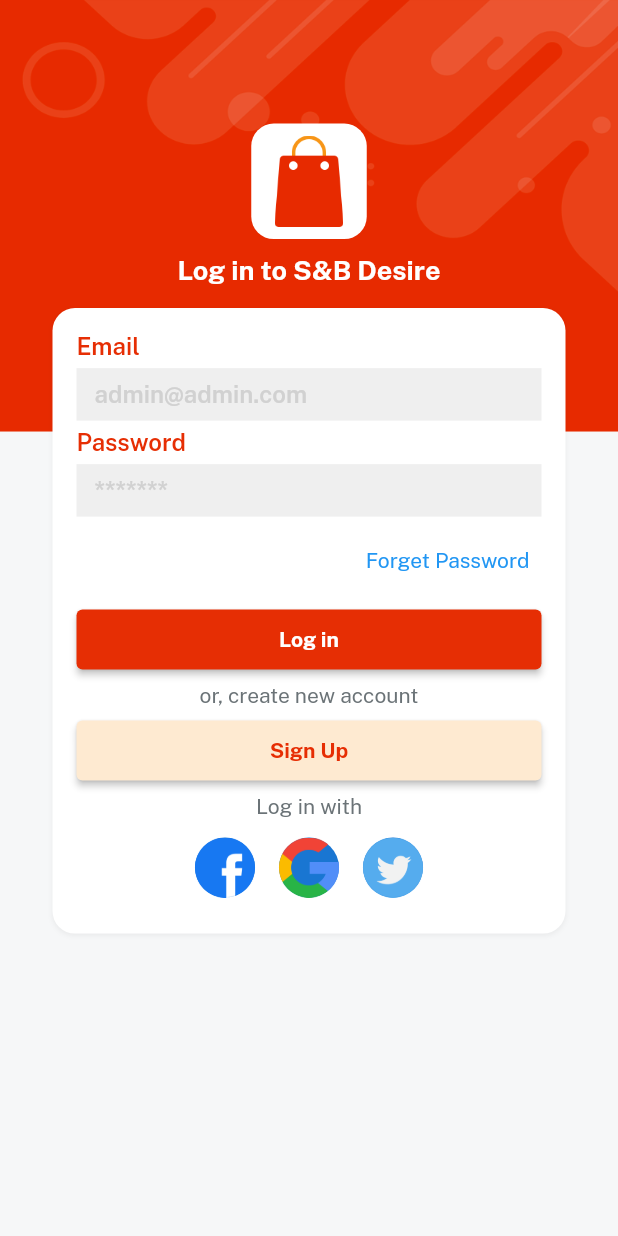
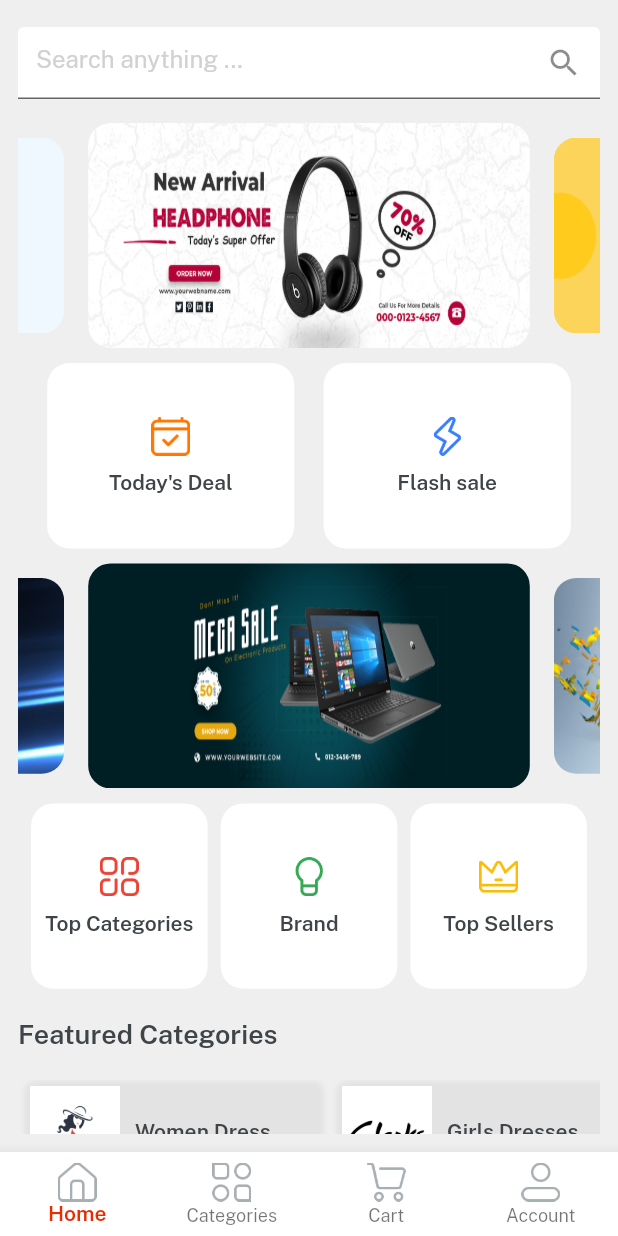
Before and after one commit to avinashbeaz/ecommerce-app, a Flutter app: the screen it shows after launch, after a tap on "Log in", on a phone screen of 412 x 824 dp. Run offline on Flutter 3.47's test engine with Material 2 defaults, Android fonts, the phone set to English and light mode, and no system bars; drawn by our look-alikes of velocity_x; our stand-ins replace get.

Commit message:
home screen ui done

```diff
--- a/lib/consts/lists.dart
+++ b/lib/consts/lists.dart
@@ -1,7 +1,13 @@
-import 'images.dart';
+import 'package:emart_app/consts/consts.dart';
 
 const socialIconList = [
   icFacebookLogo,
   icGoogleLogo,
   icTwitterLogo,
 ];
+const slidersList = [imgSlider1, imgSlider2, imgSlider3, imgSlider4];
+const secondSlidersList = [imgSs1, imgSs2, imgSs3, imgSs4];
+const featuredImages1 = [imgS1, imgS2, imgS3];
+const featuredImages2 = [imgS4, imgS5, imgS6];
+const featuredTitles1 = [womenDress, girlsDress, girlsWatches];
+const featuredTitles2 = [boysGlasses, mobilePhone, tShirts];
--- a/lib/consts/strings.dart
+++ b/lib/consts/strings.dart
@@ -16,3 +16,21 @@ const loginWith = "Log in with";
 const privacyPolicy = "Privacy Policy";
 const termAndCond = "Terms and Conditions";
 const alreadyHaveAccount = "Already have and account? ";
+const home = "Home",
+    categories = "Categories",
+    cart = "Cart",
+    account = "Account";
+const searchAnything = "Search anything ...",
+    todayDeal = "Today's Deal",
+    flashSale = "Flash sale",
+    topSellers = "Top Sellers",
+    brand = "Brand",
+    topCategories = "Top Categories",
+    womenDress = "Women Dress",
+    girlsWatches = "Girls Watches",
+    mobilePhone = "Mobile Phone",
+    boysGlasses = "Boys Glasses",
+    tShirts = "TShirts",
+    girlsDress = "Girls Dresses",
+    featuredProduct = "Featured Product",
+    featuredCategories = "Featured Categories";
--- /dev/null
+++ b/lib/controllers/home_controller.dart
@@ -0,0 +1,5 @@
+import 'package:get/get.dart';
+
+class HomeController extends GetxController {
+  var currentNavIndex = 0.obs;
+}
--- a/lib/views/auth_screen/login_screen.dart
+++ b/lib/views/auth_screen/login_screen.dart
@@ -1,4 +1,5 @@
 import 'package:emart_app/consts/consts.dart';
+import 'package:emart_app/views/home_screen/home.dart';
 import 'package:emart_app/views/auth_screen/signup_screen.dart';
 import 'package:emart_app/widgets_common/bg_widget.dart';
 import 'package:flutter/material.dart';
@@ -37,13 +38,12 @@ class LoginScreen extends StatelessWidget {
                 ),
                 5.heightBox,
                 ourButton(
-                        title: login,
-                        color: redColor,
-                        textColor: whiteColor,
-                        onPress: () {})
-                    .box
-                    .width(context.screenWidth - 50)
-                    .make(),
+                    title: login,
+                    color: redColor,
+                    textColor: whiteColor,
+                    onPress: () {
+                      Get.to(() => const Home());
+                    }).box.width(context.screenWidth - 50).make(),
                 5.heightBox,
                 createNewAccount.text.color(fontGrey).make(),
                 5.heightBox,
--- a/lib/views/auth_screen/signup_screen.dart
+++ b/lib/views/auth_screen/signup_screen.dart
@@ -6,8 +6,15 @@ import '../../widgets_common/bg_widget.dart';
 import '../../widgets_common/custom_textfield.dart';
 import '../../widgets_common/our_button.dart';
 
-class SignupScreen extends StatelessWidget {
+class SignupScreen extends StatefulWidget {
   const SignupScreen({super.key});
+
+  @override
+  State<SignupScreen> createState() => _SignupScreenState();
+}
+
+class _SignupScreenState extends State<SignupScreen> {
+  bool? isCheck = false;
 
   @override
   Widget build(BuildContext context) {
@@ -31,9 +38,14 @@ class SignupScreen extends StatelessWidget {
                 Row(
                   children: [
                     Checkbox(
-                      checkColor: redColor,
-                      value: false,
-                      onChanged: (newValue) {},
+                      activeColor: redColor,
+                      checkColor: whiteColor,
+                      value: isCheck,
+                      onChanged: (newValue) {
+                        setState(() {
+                          isCheck = newValue;
+                        });
+                      },
                     ),
                     10.widthBox,
                     Expanded(
@@ -42,25 +54,25 @@ class SignupScreen extends StatelessWidget {
                         TextSpan(
                             text: "I agree to the",
                             style: TextStyle(
-                              fontFamily: bold,
+                              fontFamily: regular,
                               color: fontGrey,
                             )),
                         TextSpan(
                             text: termAndCond,
                             style: TextStyle(
-                              fontFamily: bold,
+                              fontFamily: regular,
                               color: redColor,
                             )),
                         TextSpan(
-                            text: "&",
+                            text: " & ",
                             style: TextStyle(
-                              fontFamily: bold,
+                              fontFamily: regular,
                               color: fontGrey,
                             )),
                         TextSpan(
                             text: privacyPolicy,
                             style: TextStyle(
-                              fontFamily: bold,
+                              fontFamily: regular,
                               color: redColor,
                             )),
                       ])),
@@ -69,30 +81,19 @@ class SignupScreen extends StatelessWidget {
                 ),
                 ourButton(
                         title: signup,
-                        color: redColor,
+                        color: isCheck == true ? redColor : lightGrey,
                         textColor: whiteColor,
                         onPress: () {})
                     .box
                     .width(context.screenWidth - 50)
                     .make(),
                 10.heightBox,
-                RichText(
-                    text: const TextSpan(children: [
-                  TextSpan(
-                      text: alreadyHaveAccount,
-                      style: TextStyle(
-                        fontFamily: bold,
-                        color: fontGrey,
-                      )),
-                  TextSpan(
-                      text: login,
-                      style: TextStyle(
-                        fontFamily: bold,
-                        color: redColor,
-                      ))
-                ])).onTap(() {
-                  Get.back();
-                })
+                Row(mainAxisAlignment: MainAxisAlignment.center, children: [
+                  alreadyHaveAccount.text.color(fontGrey).make(),
+                  login.text.color(redColor).make().onTap(() {
+                    Get.back();
+                  })
+                ])
               ],
             )
                 .box
--- /dev/null
+++ b/lib/views/cart_screen/cart_screen.dart
@@ -0,0 +1,10 @@
+import 'package:flutter/material.dart';
+
+class CartScreen extends StatelessWidget {
+  const CartScreen({super.key});
+
+  @override
+  Widget build(BuildContext context) {
+    return Container(color: Colors.purple);
+  }
+}
--- /dev/null
+++ b/lib/views/category_screen/category_screen.dart
@@ -0,0 +1,10 @@
+import 'package:flutter/material.dart';
+
+class CategoryScreen extends StatelessWidget {
+  const CategoryScreen({super.key});
+
+  @override
+  Widget build(BuildContext context) {
+    return Container(color: Colors.amber);
+  }
+}
--- /dev/null
+++ b/lib/views/home_screen/components/featured_button.dart
@@ -0,0 +1,19 @@
+import 'package:emart_app/consts/consts.dart';
+import 'package:flutter/material.dart';
+
+Widget featuredButton({String? title, icon}) {
+  return Row(
+    children: [
+      Image.asset(icon, width: 60, fit: BoxFit.fill),
+      10.widthBox,
+      title!.text.fontFamily(semibold).color(darkFontGrey).make(),
+    ],
+  )
+      .box
+      .width(200)
+      .margin(const EdgeInsets.symmetric(horizontal: 4))
+      .padding(const EdgeInsets.all(4))
+      .roundedSM
+      .outerShadowSm
+      .make();
+}
--- /dev/null
+++ b/lib/views/home_screen/home.dart
@@ -0,0 +1,55 @@
+import 'package:emart_app/consts/consts.dart';
+import 'package:emart_app/controllers/home_controller.dart';
+import 'package:emart_app/views/home_screen/home_screen.dart';
+import 'package:emart_app/views/cart_screen/cart_screen.dart';
+import 'package:emart_app/views/category_screen/category_screen.dart';
+import 'package:emart_app/views/profile_screen/profile_screen.dart';
+import 'package:flutter/material.dart';
+import 'package:get/get.dart';
+
+class Home extends StatelessWidget {
+  const Home({super.key});
+
+  @override
+  Widget build(BuildContext context) {
+    var controller = Get.put(HomeController());
+
+    var navbarItem = [
+      BottomNavigationBarItem(
+          icon: Image.asset(icHome, width: 26), label: home),
+      BottomNavigationBarItem(
+          icon: Image.asset(icCategories, width: 26), label: categories),
+      BottomNavigationBarItem(
+          icon: Image.asset(icCart, width: 26), label: cart),
+      BottomNavigationBarItem(
+          icon: Image.asset(icProfile, width: 26), label: account),
+    ];
+
+    var navBody = [
+      const HomeScreen(),
+      const CategoryScreen(),
+      const CartScreen(),
+      const ProfileScreen()
+    ];
+    return Scaffold(
+      body: Column(
+        children: [
+          Obx(() => Expanded(
+              child: navBody.elementAt(controller.currentNavIndex.value))),
+        ],
+      ),
+      bottomNavigationBar: Obx(
+        () => BottomNavigationBar(
+            currentIndex: controller.currentNavIndex.value,
+            selectedItemColor: redColor,
+            selectedLabelStyle: const TextStyle(fontFamily: semibold),
+            type: BottomNavigationBarType.fixed,
+            backgroundColor: whiteColor,
+            items: navbarItem,
+            onTap: (value) {
+              controller.currentNavIndex.value = value;
+            }),
+      ),
+    );
+  }
+}
--- /dev/null
+++ b/lib/views/home_screen/home_screen.dart
@@ -0,0 +1,245 @@
+import 'package:emart_app/consts/consts.dart';
+import 'package:emart_app/widgets_common/home_button.dart';
+import 'package:flutter/material.dart';
+import '../../consts/lists.dart';
+import 'components/featured_button.dart';
+
+class HomeScreen extends StatelessWidget {
+  const HomeScreen({super.key});
+
+  @override
+  Widget build(BuildContext context) {
+    return Container(
+      padding: const EdgeInsets.all(12),
+      color: lightGrey,
+      width: context.screenWidth,
+      height: context.screenHeight,
+      child: SafeArea(
+          child: Column(
+        children: [
+          Container(
+            alignment: Alignment.center,
+            height: 60,
+            color: lightGrey,
+            child: TextFormField(
+              decoration: const InputDecoration(
+                  suffixIcon: Icon(Icons.search),
+                  filled: true,
+                  fillColor: whiteColor,
+                  hintText: searchAnything,
+                  hintStyle: TextStyle(color: textfieldGrey)),
+            ),
+          ),
+          10.heightBox,
+          Expanded(
+            child: SingleChildScrollView(
+              physics: const BouncingScrollPhysics(),
+              child: Column(children: [
+                VxSwiper.builder(
+                    aspectRatio: 16 / 9,
+                    autoPlay: true,
+                    height: 150,
+                    enlargeCenterPage: true,
+                    itemCount: slidersList.length,
+                    itemBuilder: (context, index) {
+                      return Image.asset(
+                        slidersList[index],
+                        fit: BoxFit.fill,
+                      )
+                          .box
+                          .rounded
+                          .clip(Clip.antiAlias)
+                          .margin(const EdgeInsets.symmetric(horizontal: 8))
+                          .make();
+                    }),
+                10.heightBox,
+                Row(
+                  mainAxisAlignment: MainAxisAlignment.spaceEvenly,
+                  children: List.generate(
+                      2,
+                      (index) => homeButtons(
+                          height: context.screenHeight * 0.15,
+                          width: context.screenWidth / 2.5,
+                          icon: index == 0 ? icTodaysDeal : icFlashDeal,
+                          title: index == 0 ? todayDeal : flashSale)),
+                ),
+                10.heightBox,
+                VxSwiper.builder(
+                    aspectRatio: 16 / 9,
+                    autoPlay: true,
+                    height: 150,
+                    enlargeCenterPage: true,
+                    itemCount: secondSlidersList.length,
+                    itemBuilder: (context, index) {
+                      return Image.asset(
+                        secondSlidersList[index],
+                        fit: BoxFit.fill,
+                      )
+                          .box
+                          .rounded
+                          .clip(Clip.antiAlias)
+                          .margin(const EdgeInsets.symmetric(horizontal: 8))
+                          .make();
+                    }),
+                10.heightBox,
+                Row(
+                  mainAxisAlignment: MainAxisAlignment.spaceEvenly,
+                  children: List.generate(
+                      3,
+                      (index) => homeButtons(
+                          height: context.screenHeight * 0.15,
+                          width: context.screenWidth / 3.5,
+                          icon: index == 0
+                              ? icTopCategories
+                              : index == 1
+                                  ? icBrands
+                                  : icTopSeller,
+                          title: index == 0
+                              ? topCategories
+                              : index == 1
+                                  ? brand
+                                  : topSellers)),
+                ),
+                20.heightBox,
+                Align(
+                    alignment: Alignment.centerLeft,
+                    child: featuredCategories.text
+                        .color(darkFontGrey)
+                        .size(18)
+                        .fontFamily(semibold)
+                        .make()),
+                20.heightBox,
+                SingleChildScrollView(
+                  scrollDirection: Axis.horizontal,
+                  child: Row(
+                    children: List.generate(
+                        3,
+                        (index) => Column(
+                              children: [
+                                featuredButton(
+                                    title: featuredTitles1[index],
+                                    icon: featuredImages1[index]),
+                                10.heightBox,
+                                featuredButton(
+                                    title: featuredTitles2[index],
+                                    icon: featuredImages2[index])
+                              ],
+                            )).toList(),
+                  ),
+                ),
+                20.heightBox,
+                Container(
+                  padding: const EdgeInsets.all(12),
+                  width: double.infinity,
+                  decoration: const BoxDecoration(color: redColor),
+                  child: Column(
+                    crossAxisAlignment: CrossAxisAlignment.start,
+                    children: [
+                      featuredProduct.text.white
+                          .fontFamily(bold)
+                          .size(18)
+                          .make(),
+                      10.heightBox,
+                      SingleChildScrollView(
+                        scrollDirection: Axis.horizontal,
+                        child: Row(
+                          children: List.generate(
+                              6,
+                              (index) => Column(
+                                    crossAxisAlignment:
+                                        CrossAxisAlignment.start,
+                                    children: [
+                                      Image.asset(imgP1,
+                                          width: 150, fit: BoxFit.cover),
+                                      10.heightBox,
+                                      "Laptop 4gb/64gb"
+                                          .text
+                                          .fontFamily(semibold)
+                                          .color(darkFontGrey)
+                                          .make(),
+                                      10.heightBox,
+                                      "\$600"
+                                          .text
+                                          .fontFamily(bold)
+                                          .color(redColor)
+                                          .size(16)
+                                          .make()
+                                    ],
+                                  )
+                                      .box
+                                      .white
+                                      .margin(const EdgeInsets.symmetric(
+                                          horizontal: 4))
+                                      .roundedSM
+                                      .padding(const EdgeInsets.all(8))
+                                      .make()),
+                        ),
+                      )
+                    ],
+                  ),
+                ),
+                20.heightBox,
+                VxSwiper.builder(
+                    aspectRatio: 16 / 9,
+                    autoPlay: true,
+                    height: 150,
+                    enlargeCenterPage: true,
+                    itemCount: secondSlidersList.length,
+                    itemBuilder: (context, index) {
+                      return Image.asset(
+                        secondSlidersList[index],
+                        fit: BoxFit.fill,
+                      )
+                          .box
+                          .rounded
+                          .clip(Clip.antiAlias)
+                          .margin(const EdgeInsets.symmetric(horizontal: 8))
+                          .make();
+                    }),
+                20.heightBox,
+                GridView.builder(
+                    physics: const NeverScrollableScrollPhysics(),
+                    shrinkWrap: true,
+                    itemCount: 6,
+                    gridDelegate:
+                        const SliverGridDelegateWithFixedCrossAxisCount(
+                            crossAxisCount: 2,
+                            mainAxisSpacing: 8,
+                            crossAxisSpacing: 8,
+                            mainAxisExtent: 300),
+                    itemBuilder: (context, index) {
+                      return Column(
+                        crossAxisAlignment: CrossAxisAlignment.start,
+                        children: [
+                          Image.asset(imgP1,
+                              height: 200, width: 200, fit: BoxFit.cover),
+                          const Spacer(),
+                          "Laptop 4gb/64gb"
+                              .text
+                              .fontFamily(semibold)
+                              .color(darkFontGrey)
+                              .make(),
+                          10.heightBox,
+                          "\$600"
+                              .text
+                              .fontFamily(bold)
+                              .color(redColor)
+                              .size(16)
+                              .make()
+                        ],
+                      )
+                          .box
+                          .white
+                          .margin(const EdgeInsets.symmetric(horizontal: 4))
+                          .roundedSM
+                          .padding(const EdgeInsets.all(12))
+                          .make();
+                    })
+              ]),
+            ),
+          )
+        ],
+      )),
+    );
+  }
+}
--- /dev/null
+++ b/lib/views/profile_screen/profile_screen.dart
@@ -0,0 +1,10 @@
+import 'package:flutter/material.dart';
+
+class ProfileScreen extends StatelessWidget {
+  const ProfileScreen({super.key});
+
+  @override
+  Widget build(BuildContext context) {
+    return Container(color: Colors.yellow);
+  }
+}
--- /dev/null
+++ b/lib/widgets_common/home_button.dart
@@ -0,0 +1,13 @@
+import 'package:emart_app/consts/consts.dart';
+import 'package:flutter/material.dart';
+
+Widget homeButtons({width, height, icon, String? title, onPress}) {
+  return Column(
+    mainAxisAlignment: MainAxisAlignment.center,
+    children: [
+      Image.asset(icon, width: 26),
+      10.heightBox,
+      title!.text.fontFamily(semibold).color(darkFontGrey).make()
+    ],
+  ).box.rounded.white.size(width, height).make();
+}
```
